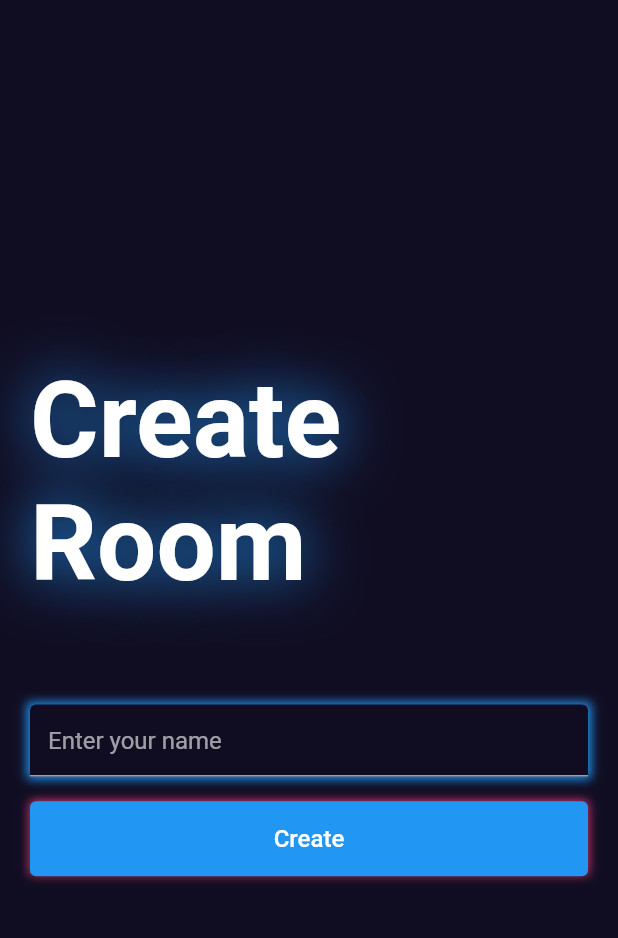
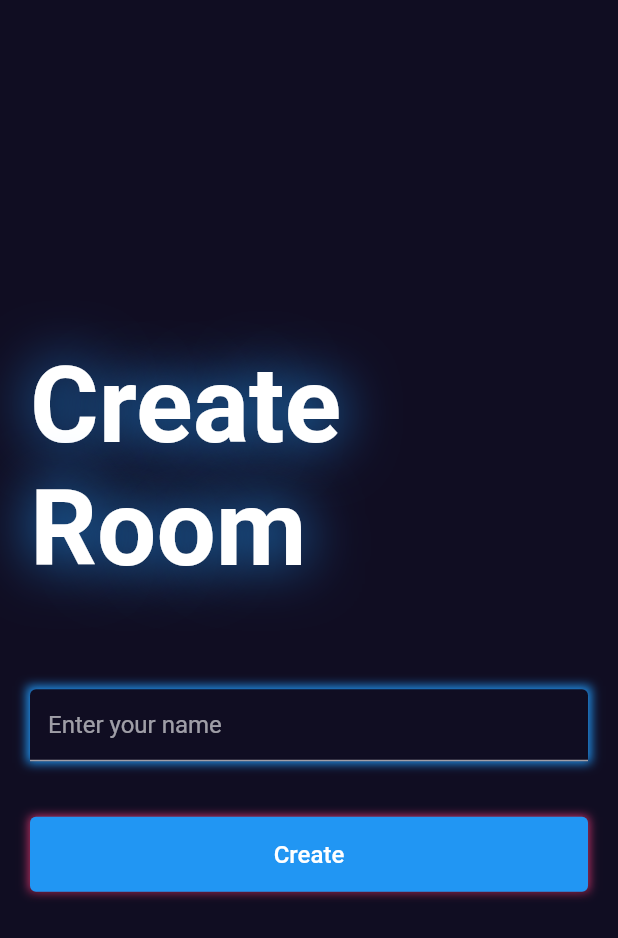
Before and after one commit to AliHaidry/allsolz_project01_tictactoe_game, a Flutter app: the CreateRoomScreen screen opened by its route, on a phone screen of 412 x 824 dp. Shown: the top 938 px of the screen. Run offline on Flutter 3.47's test engine with Material 2 defaults, Android fonts, the phone set to English and light mode, and no system bars.

Commit message:
Code updated.

```diff
--- a/lib/screens/create_room_screen.dart
+++ b/lib/screens/create_room_screen.dart
@@ -2,6 +2,7 @@ import 'package:flutter/material.dart';
 import 'package:allsolz_tictactoe_game/widgets/custom_text.dart';
 import 'package:allsolz_tictactoe_game/widgets/custom_textfield.dart';
 import 'package:allsolz_tictactoe_game/widgets/custom_button.dart';
+import 'package:allsolz_tictactoe_game/responsive/responsive.dart';
 
 class CreateRoomScreen extends StatefulWidget {
   static String routeName = '/create-room';
@@ -25,7 +26,8 @@ class _CreateRoomScreenState extends State<CreateRoomScreen> {
   Widget build(BuildContext context) {
     final size = MediaQuery.of(context).size;
     return Scaffold(
-      body: Container(
+      body: Responsive(
+        child: Container(
           margin: const EdgeInsets.symmetric(
             horizontal: 20,
           ),
@@ -42,9 +44,10 @@ class _CreateRoomScreenState extends State<CreateRoomScreen> {
                 SizedBox(height: size.height * 0.08),
                 CustomTextField(
                     controller: _nameController, hintText: 'Enter your name'),
-              SizedBox(height: size.height * 0.02),
+                SizedBox(height: size.height * 0.045),
                 CustomButton(onTap: () {}, text: 'Create'),
               ]),
+        ),
       ),
     );
   }
```
Also changed, not shown: lib/screens/join_room_screen.dart (+43 -1 lines). Lines whose indentation alone changed are shown as unchanged.
